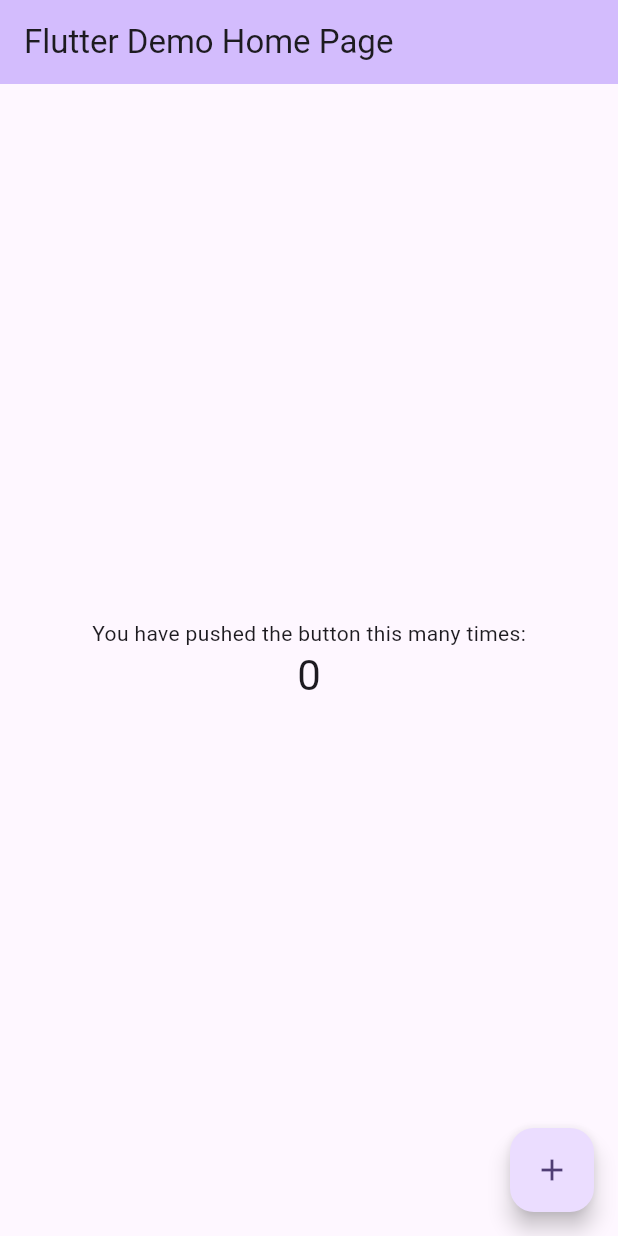
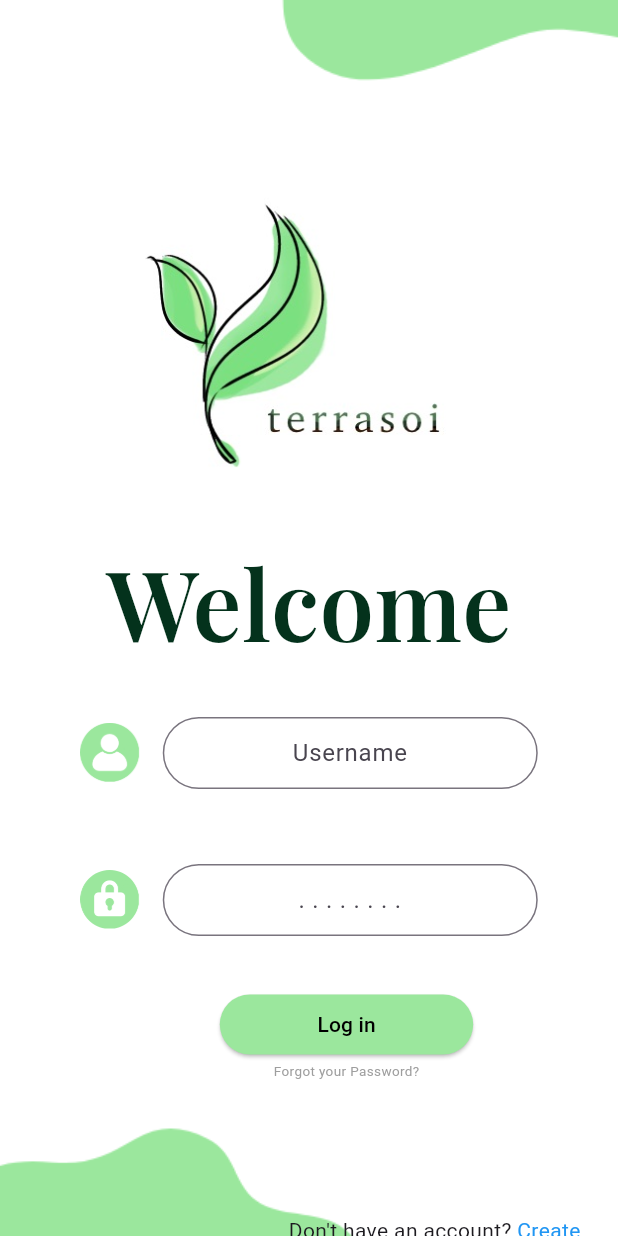
Before and after one commit to Miggycraft/terrasoi_app, a Flutter app: the screen it shows after launch, on a phone screen of 412 x 824 dp. Run offline on Flutter 3.47's test engine with Material 3 defaults, Android fonts, the phone set to English and light mode, and no system bars.

Commit message:
login page almost done... just fix Container and background image

```diff
--- a/lib/main.dart
+++ b/lib/main.dart
@@ -1,125 +1,18 @@
 import 'package:flutter/material.dart';
+import 'package:terrasoi/pages/home_page.dart';
+import 'package:terrasoi/pages/login_page.dart';
+import 'package:terrasoi/pages/register_page.dart';
 
 void main() {
-  runApp(const MyApp());
+  runApp(MaterialApp(
+    debugShowCheckedModeBanner: false,
+    routes: {
+      '/': (context) => LoginPage(),
+      '/register': (context) => RegisterPage(),
+      '/home': (context) => HomePage(),
+    }
+  ));
 }
 
-class MyApp extends StatelessWidget {
-  const MyApp({super.key});
-
-  // This widget is the root of your application.
-  @override
-  Widget build(BuildContext context) {
-    return MaterialApp(
-      title: 'Flutter Demo',
-      theme: ThemeData(
-        // This is the theme of your application.
-        //
-        // TRY THIS: Try running your application with "flutter run". You'll see
-        // the application has a purple toolbar. Then, without quitting the app,
-        // try changing the seedColor in the colorScheme below to Colors.green
-        // and then invoke "hot reload" (save your changes or press the "hot
-        // reload" button in a Flutter-supported IDE, or press "r" if you used
-        // the command line to start the app).
-        //
-        // Notice that the counter didn't reset back to zero; the application
-        // state is not lost during the reload. To reset the state, use hot
-        // restart instead.
-        //
-        // This works for code too, not just values: Most code changes can be
-        // tested with just a hot reload.
-        colorScheme: ColorScheme.fromSeed(seedColor: Colors.deepPurple),
-        useMaterial3: true,
-      ),
-      home: const MyHomePage(title: 'Flutter Demo Home Page'),
-    );
-  }
-}
-
-class MyHomePage extends StatefulWidget {
-  const MyHomePage({super.key, required this.title});
-
-  // This widget is the home page of your application. It is stateful, meaning
-  // that it has a State object (defined below) that contains fields that affect
-  // how it looks.
-
-  // This class is the configuration for the state. It holds the values (in this
-  // case the title) provided by the parent (in this case the App widget) and
-  // used by the build method of the State. Fields in a Widget subclass are
-  // always marked "final".
-
-  final String title;
-
-  @override
-  State<MyHomePage> createState() => _MyHomePageState();
-}
-
-class _MyHomePageState extends State<MyHomePage> {
-  int _counter = 0;
-
-  void _incrementCounter() {
-    setState(() {
-      // This call to setState tells the Flutter framework that something has
-      // changed in this State, which causes it to rerun the build method below
-      // so that the display can reflect the updated values. If we changed
-      // _counter without calling setState(), then the build method would not be
-      // called again, and so nothing would appear to happen.
-      _counter++;
-    });
-  }
-
-  @override
-  Widget build(BuildContext context) {
-    // This method is rerun every time setState is called, for instance as done
-    // by the _incrementCounter method above.
-    //
-    // The Flutter framework has been optimized to make rerunning build methods
-    // fast, so that you can just rebuild anything that needs updating rather
-    // than having to individually change instances of widgets.
-    return Scaffold(
-      appBar: AppBar(
-        // TRY THIS: Try changing the color here to a specific color (to
-        // Colors.amber, perhaps?) and trigger a hot reload to see the AppBar
-        // change color while the other colors stay the same.
-        backgroundColor: Theme.of(context).colorScheme.inversePrimary,
-        // Here we take the value from the MyHomePage object that was created by
-        // the App.build method, and use it to set our appbar title.
-        title: Text(widget.title),
-      ),
-      body: Center(
-        // Center is a layout widget. It takes a single child and positions it
-        // in the middle of the parent.
-        child: Column(
-          // Column is also a layout widget. It takes a list of children and
-          // arranges them vertically. By default, it sizes itself to fit its
-          // children horizontally, and tries to be as tall as its parent.
-          //
-          // Column has various properties to control how it sizes itself and
-          // how it positions its children. Here we use mainAxisAlignment to
-          // center the children vertically; the main axis here is the vertical
-          // axis because Columns are vertical (the cross axis would be
-          // horizontal).
-          //
-          // TRY THIS: Invoke "debug painting" (choose the "Toggle Debug Paint"
-          // action in the IDE, or press "p" in the console), to see the
-          // wireframe for each widget.
-          mainAxisAlignment: MainAxisAlignment.center,
-          children: <Widget>[
-            const Text(
-              'You have pushed the button this many times:',
-            ),
-            Text(
-              '$_counter',
-              style: Theme.of(context).textTheme.headlineMedium,
-            ),
-          ],
-        ),
-      ),
-      floatingActionButton: FloatingActionButton(
-        onPressed: _incrementCounter,
-        tooltip: 'Increment',
-        child: const Icon(Icons.add),
-      ), // This trailing comma makes auto-formatting nicer for build methods.
-    );
-  }
-}
+//todo
+// get font lol
--- /dev/null
+++ b/lib/pages/home_page.dart
@@ -0,0 +1,15 @@
+import 'package:flutter/material.dart';
+
+class HomePage extends StatefulWidget {
+  const HomePage({super.key});
+
+  @override
+  State<HomePage> createState() => _HomePageState();
+}
+
+class _HomePageState extends State<HomePage> {
+  @override
+  Widget build(BuildContext context) {
+    return const Placeholder();
+  }
+}
--- /dev/null
+++ b/lib/pages/login_page.dart
@@ -0,0 +1,167 @@
+import 'package:flutter/cupertino.dart';
+import 'package:flutter/material.dart';
+
+class LoginPage extends StatefulWidget {
+  const LoginPage({super.key});
+
+  @override
+  State<LoginPage> createState() => _LoginPageState();
+}
+
+class _LoginPageState extends State<LoginPage> {
+  @override
+  Widget build(BuildContext context) {
+    return Scaffold(
+      body: Container(
+        // height: double.infinity,
+        // width: double.infinity,
+        decoration: const BoxDecoration(
+            image: DecorationImage(
+          image: AssetImage('assets/background.png'),
+          fit: BoxFit.cover,
+        )),
+        child: Padding(
+          padding: EdgeInsets.only(top: 100.0),
+          child: Column(
+            children: [
+              Image(
+                image: AssetImage(
+                  'assets/terrasoi_logo.jpg',
+                ),
+                height: 250.0,
+              ),
+              SizedBox(
+                height: 5.0,
+              ),
+              Text(
+                "Welcome",
+                style: TextStyle(
+                    fontFamily: "PlayfairDisplay",
+                    fontWeight: FontWeight.w600,
+                    fontSize: 65.0,
+                    color: Color.fromRGBO(4, 50, 28, 1)),
+              ),
+              SizedBox(
+                height: 30.0,
+              ),
+              Row(
+                mainAxisAlignment: MainAxisAlignment.center,
+                crossAxisAlignment: CrossAxisAlignment.center,
+                children: [
+                  Image.asset(
+                    'assets/icons/person_icon.png',
+                    width: 40,
+                  ),
+                  SizedBox(
+                    width: 15.0,
+                  ),
+                  Container(
+                    width: 250.0,
+                    child: TextField(
+                      textAlign: TextAlign.center,
+                      decoration: InputDecoration(
+                        contentPadding: EdgeInsets.all(0),
+                        border: OutlineInputBorder(
+                          borderRadius: BorderRadius.circular(25),
+                        ),
+                        focusedBorder: OutlineInputBorder(
+                          borderSide: BorderSide(color: Colors.black),
+                          borderRadius: BorderRadius.circular(25),
+                        ),
+                        hintText: 'Username',
+                      ),
+                    ),
+                  ),
+                ],
+              ),
+              SizedBox(
+                height: 50.0,
+              ),
+              Row(
+                mainAxisAlignment: MainAxisAlignment.center,
+                crossAxisAlignment: CrossAxisAlignment.center,
+                children: [
+                  Image.asset(
+                    'assets/icons/lock_icon.png',
+                    width: 40,
+                  ),
+                  SizedBox(
+                    width: 15.0,
+                  ),
+                  Container(
+                    width: 250.0,
+                    child: TextField(
+                      obscureText: true,
+                      textAlign: TextAlign.center,
+                      decoration: InputDecoration(
+                        contentPadding: EdgeInsets.all(0),
+                        border: OutlineInputBorder(
+                          borderRadius: BorderRadius.circular(25),
+                        ),
+                        focusedBorder: OutlineInputBorder(
+                          borderSide: BorderSide(color: Colors.black),
+                          borderRadius: BorderRadius.circular(25),
+                        ),
+                        hintText: '. . . . . . . .',
+                      ),
+                    ),
+                  ),
+                ],
+              ),
+              SizedBox(
+                height: 35,
+              ),
+              Row(
+                // hack just to align with the username, pwede remove?
+                mainAxisAlignment: MainAxisAlignment.center,
+                children: [
+                  SizedBox(
+                    width: 50,
+                  ),
+                  Column(
+                    crossAxisAlignment: CrossAxisAlignment.center,
+                    mainAxisAlignment: MainAxisAlignment.center,
+                    children: [
+                      ElevatedButton(
+                          style: ElevatedButton.styleFrom(
+                            padding: EdgeInsets.symmetric(horizontal: 65.0),
+                            backgroundColor: Color.fromRGBO(155, 231, 157, 1),
+                            foregroundColor: Colors.black,
+                          ),
+                          onPressed: () {},
+                          child: Text('Log in')),
+                      Text(
+                        'Forgot your Password?',
+                        style: TextStyle(fontSize: 9, color: Colors.grey),
+                      ),
+                    ],
+                  ),
+                ],
+              ),
+              SizedBox(
+                height: 90.0,
+              ),
+              Row(
+                mainAxisAlignment: MainAxisAlignment.end,
+                children: [
+                  Text('Don\'t have an account? '),
+                  Text(
+                    'Create',
+                    style: TextStyle(
+                      decorationColor: Colors.blue,
+                      decoration: TextDecoration.underline,
+                      color: Colors.blue,
+                    ),
+                  ),
+                  SizedBox(
+                    width: 25,
+                  ),
+                ],
+              ),
+            ],
+          ),
+        ),
+      ),
+    );
+  }
+}
--- /dev/null
+++ b/lib/pages/register_page.dart
@@ -0,0 +1,15 @@
+import 'package:flutter/material.dart';
+
+class RegisterPage extends StatefulWidget {
+  const RegisterPage({super.key});
+
+  @override
+  State<RegisterPage> createState() => _RegisterPageState();
+}
+
+class _RegisterPageState extends State<RegisterPage> {
+  @override
+  Widget build(BuildContext context) {
+    return const Placeholder();
+  }
+}
```
Also changed, not shown: pubspec.yaml (+13 -9 lines), assets/background.png (added), assets/fonts/PlayfairDisplay-Bold.ttf (added), assets/fonts/PlayfairDisplay-Italic.ttf (added), assets/fonts/PlayfairDisplay-Regular.ttf (added), assets/fonts/PlayfairDisplay-SemiBold.ttf (added), assets/icons/lock_icon.png (added), assets/icons/person_icon.png (added), assets/terrasoi_logo.jpg (added), 1 other file.
